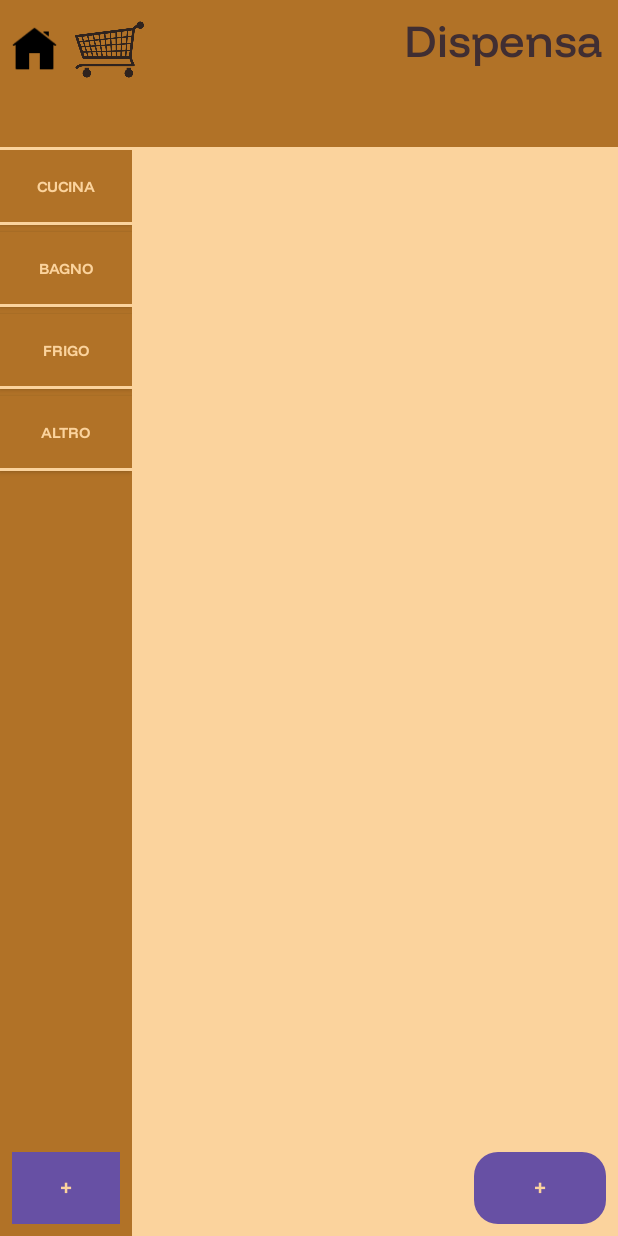
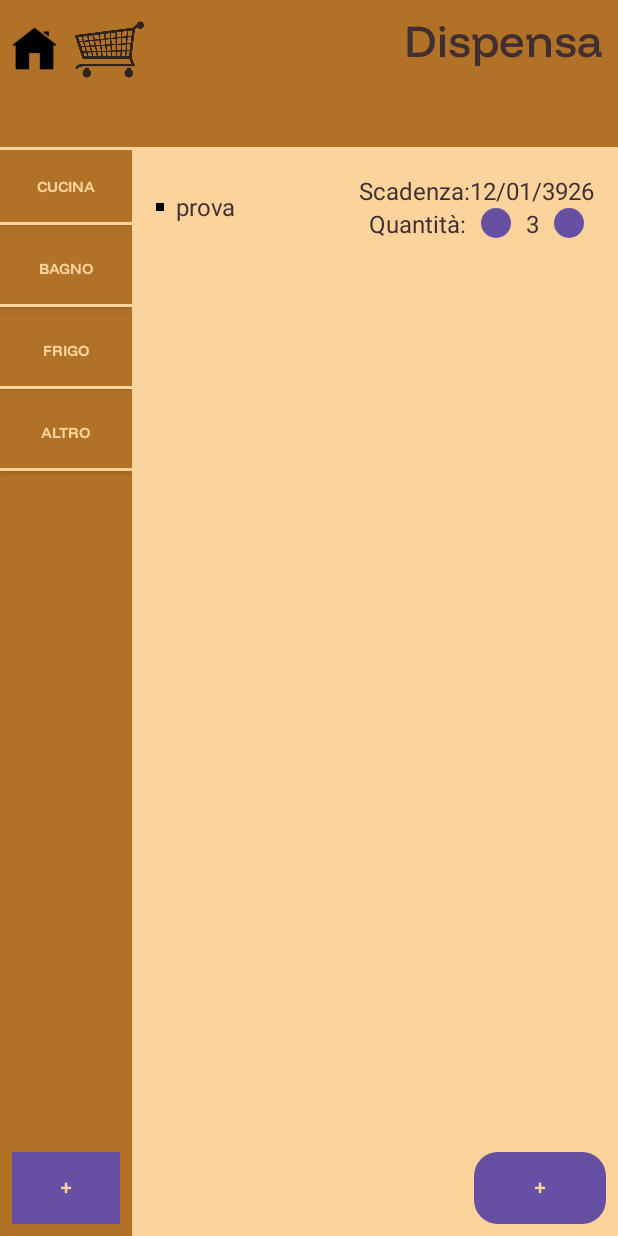
Before and after one commit to YuliaD2609/FarFromHome, an Android app: the PantryActivity screen opened directly, with no data from a screen before it, after a tap on an icon or button, on a phone screen of 412 x 824 dp. Run offline under Robolectric (Android 15) with nearby library versions, the phone set to English and light mode, and no system bars; 1 other tap on this screen came first.

Commit message:
Fragment lista nel pantry

```diff
--- a/app/src/main/java/com/example/farfromhome/PantryActivity.java
+++ b/app/src/main/java/com/example/farfromhome/PantryActivity.java
@@ -17,9 +17,8 @@
 
     private RecyclerView itemList;
     private Button addItemButton;
-    private PantryItemAdapter itemAdapter;
-    private List<Item> items= new ArrayList<>();;
     DatabaseHelper dbHelper;
+    private PantryItemsFragment pantryItemFragment;
 
     @Override
     protected void onCreate(Bundle savedInstanceState) {
@@ -38,30 +37,31 @@
         horizontalFragment.setArguments(bundle);
         fragmentTransaction.replace(R.id.horizontal_menu, horizontalFragment);
 
-        fragmentTransaction.commit();
-
-        itemList = findViewById(R.id.itemList);
-        addItemButton = findViewById(R.id.addItemButton);
-
-        String categoryName = getIntent().getStringExtra("CATEGORY_NAME");
         dbHelper = new DatabaseHelper(this);
-
-
 
         Item i=new Item("prova", 3, new Date(2025, 12, 12));
         dbHelper.addPantryItem(i, "Cucina");
 
+        pantryItemFragment = new PantryItemsFragment();
+        String categoryName = getIntent().getStringExtra("CATEGORY_NAME");
+        if (categoryName != null) {
+            Bundle pantryBundle = new Bundle();
+            pantryBundle.putString("CATEGORY_NAME", categoryName);
+            pantryItemFragment.setArguments(pantryBundle);
+        }
+        fragmentTransaction.replace(R.id.item_fragment_container, pantryItemFragment);
 
-        if(categoryName!=null){
-            items = dbHelper.getPantryItemsByCategory(categoryName);;
-            itemAdapter = new PantryItemAdapter(this, items);
-            itemList.setLayoutManager(new LinearLayoutManager(this));
-            itemList.setAdapter(itemAdapter);
-        }
+        fragmentTransaction.commit();
+
+        addItemButton = findViewById(R.id.addItemButton);
 
         addItemButton.setOnClickListener(v -> {
             Intent intent = new Intent(PantryActivity.this, PantryAddProduct.class);
             startActivity(intent);
         });
     }
+
+    public void updateCategory(String newCategory) {
+        pantryItemFragment.updateCategory(newCategory);
+    }
 }
--- /dev/null
+++ b/app/src/main/java/com/example/farfromhome/PantryItemsFragment.java
@@ -0,0 +1,56 @@
+package com.example.farfromhome;
+
+import android.os.Bundle;
+import android.view.LayoutInflater;
+import android.view.View;
+import android.view.ViewGroup;
+
+import androidx.annotation.NonNull;
+import androidx.annotation.Nullable;
+import androidx.fragment.app.Fragment;
+import androidx.recyclerview.widget.LinearLayoutManager;
+import androidx.recyclerview.widget.RecyclerView;
+
+import java.util.ArrayList;
+import java.util.List;
+
+public class PantryItemsFragment extends Fragment {
+
+    private RecyclerView itemList;
+    private PantryItemAdapter itemAdapter;
+    private List<Item> items = new ArrayList<>();
+    private DatabaseHelper dbHelper;
+    private String categoryName;
+
+    @Nullable
+    @Override
+    public View onCreateView(@NonNull LayoutInflater inflater, @Nullable ViewGroup container, @Nullable Bundle savedInstanceState) {
+        View rootView = inflater.inflate(R.layout.fragment_pantry_items, container, false);
+
+        itemList = rootView.findViewById(R.id.itemList);
+        dbHelper = new DatabaseHelper(requireContext());
+
+        if (getArguments() != null) {
+            categoryName = getArguments().getString("CATEGORY_NAME");
+            loadItems(categoryName);
+        }
+
+        return rootView;
+    }
+
+    public void updateCategory(String newCategory) {
+        categoryName = newCategory;
+        loadItems(categoryName);
+    }
+
+    private void loadItems(String category) {
+        items = dbHelper.getPantryItemsByCategory(category);
+        if (itemAdapter == null) {
+            itemAdapter = new PantryItemAdapter(requireContext(), items);
+            itemList.setLayoutManager(new LinearLayoutManager(requireContext()));
+            itemList.setAdapter(itemAdapter);
+        } else {
+            itemAdapter.updateItems(items);
+        }
+    }
+}
--- a/app/src/main/java/com/example/farfromhome/VerticalMenuFragment.java
+++ b/app/src/main/java/com/example/farfromhome/VerticalMenuFragment.java
@@ -1,6 +1,8 @@
 package com.example.farfromhome;
 
 import androidx.core.content.ContextCompat;
+
+import android.content.Context;
 import android.content.Intent;
 import android.graphics.Typeface;
 import android.graphics.drawable.Drawable;
@@ -26,6 +28,15 @@
     private LinearLayout categoryList;
     private List<String> existingCategories=new ArrayList<>();
     DatabaseHelper dbHelper;
+    private PantryActivity pantryActivity;
+
+    @Override
+    public void onAttach(Context context) {
+        super.onAttach(context);
+        if (context instanceof PantryActivity) {
+            pantryActivity = (PantryActivity) context;
+        }
+    }
 
     @Override
     public View onCreateView(LayoutInflater inflater, ViewGroup container, Bundle savedInstanceState) {
@@ -124,9 +135,14 @@
     }
 
     private void visualizza(String categoryName) {
+        if (pantryActivity != null) {
+            pantryActivity.updateCategory(categoryName);
+            return;
+        }
         Intent intent = new Intent(requireContext(), PantryActivity.class);
         intent.putExtra("CATEGORY_NAME", categoryName);
         intent.setFlags(Intent.FLAG_ACTIVITY_NO_HISTORY);
         startActivity(intent);
     }
+
 }
--- /dev/null
+++ b/app/src/main/res/layout/fragment_pantry_items.xml
@@ -0,0 +1,11 @@
+<?xml version="1.0" encoding="utf-8"?>
+<LinearLayout xmlns:android="http://schemas.android.com/apk/res/android"
+    android:orientation="vertical"
+    android:layout_width="match_parent"
+    android:layout_height="match_parent">
+
+    <androidx.recyclerview.widget.RecyclerView
+        android:id="@+id/itemList"
+        android:layout_width="match_parent"
+        android:layout_height="match_parent" />
+</LinearLayout>
--- a/app/src/main/res/layout/pantry_layout.xml
+++ b/app/src/main/res/layout/pantry_layout.xml
@@ -17,14 +17,15 @@
         android:layout_below="@id/horizontal_menu"
         android:layout_alignParentLeft="true"/>
 
-    <androidx.recyclerview.widget.RecyclerView
-        android:id="@+id/itemList"
+
+    <FrameLayout
+        android:id="@+id/item_fragment_container"
         android:layout_width="match_parent"
         android:layout_height="0dp"
-    android:layout_below="@id/horizontal_menu"
-    android:layout_toRightOf="@id/vertical_menu"
-    android:layout_alignParentBottom="true"
-    android:padding="8dp"/>
+        android:layout_below="@id/horizontal_menu"
+        android:layout_toRightOf="@id/vertical_menu"
+        android:layout_alignParentBottom="true"
+        android:padding="8dp" />
 
     <Button
         android:id="@+id/addItemButton"
```
Also changed, not shown: app/src/main/java/com/example/farfromhome/PantryItemAdapter.java (+6 -1 lines).
